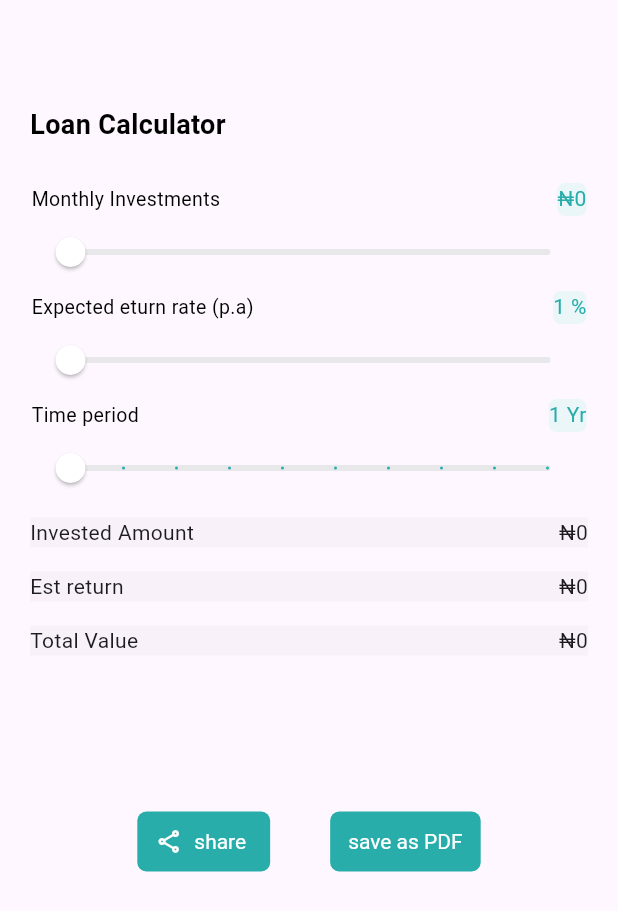
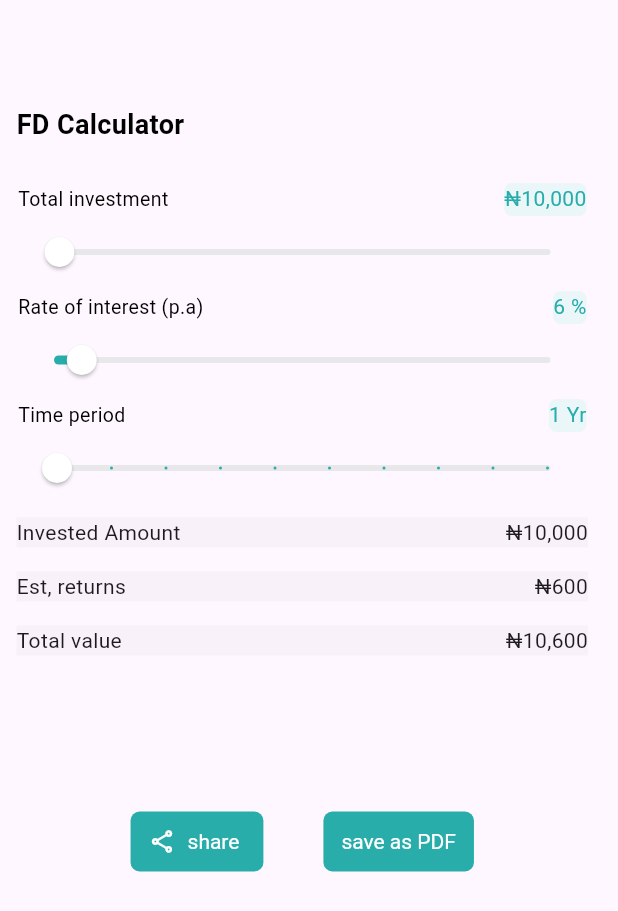
Before and after one commit to AYOPELUMI/multi_calculator_App, a Flutter app: the screen it shows after launch, on a phone screen of 412 x 824 dp. Shown: the top 911 px of the screen. Run offline on Flutter 3.47's test engine with Material 3 defaults, Android fonts, the phone set to English and light mode, and no system bars; our stand-ins replace get.

Commit message:
added swp and fd calculators

```diff
--- a/lib/Bindings/bindings.dart
+++ b/lib/Bindings/bindings.dart
@@ -1,7 +1,10 @@
 import 'package:get/get.dart';
 
 import '../Controllers/emicontroller.dart';
+import '../Controllers/fdcontroller.dart';
 import '../Controllers/sipcontroller.dart';
+import '../Controllers/swpcontroller.dart';
+
 
 
 class MyBindings implements Bindings {
@@ -9,6 +12,8 @@ class MyBindings implements Bindings {
   void dependencies() {
     Get.lazyPut(() => EmiController());
     Get.lazyPut(() => SipController());
+    Get.lazyPut(() => SwpController());
+    Get.lazyPut(() => FdController());
   }
 
 }
--- /dev/null
+++ b/lib/Controllers/fdcontroller.dart
@@ -0,0 +1,39 @@
+import 'dart:math';
+
+import 'package:get/get.dart';
+
+class FdController extends GetxController {
+  // Observables to hold input values
+  var principal = 10000.0.obs; // Principal amount
+  var rate = 6.0.obs; // Annual interest rate in percentage
+  var tenure = 1.0.obs; // Tenure in years
+  var maturity = 0.0.obs; // Maturity amount after interest
+
+void principalOnChanged(newValue){
+  principal.value = newValue.toDouble();
+  update();
+}
+
+void tenureOnChanged(newValue){
+  tenure.value = newValue;
+  update();
+}
+void rateOnChanged(newValue){
+  rate.value = newValue;
+  update();
+}
+  // Method to calculate the maturity amount of FD
+  double getFD() {
+    double annualRate = rate.value / 100;
+
+    // Compound interest formula: A = P * (1 + r/n)^(nt)
+    // For FD, interest is compounded yearly, so n = 1
+    double amount = principal.value * pow(1 + annualRate, tenure.value) - principal.value;
+
+   return maturity.value = amount;
+  }
+
+  double getTotalAmount(){
+    return maturity.value + principal.value;
+  }
+}
--- a/lib/Controllers/swpcontroller.dart
+++ b/lib/Controllers/swpcontroller.dart
@@ -0,0 +1,49 @@
+import 'package:get/get.dart';
+
+class SwpController extends GetxController {
+  // Observables for input values
+  var principal = 10000.0.obs; // Initial investment amount
+  var monthlyWithdrawal = 1000.0.obs; // Monthly withdrawal amount
+  var rate = 1.0.obs; // Annual interest rate in percentage
+  var tenure = 1.0.obs; // Number of months for the calculation
+  var remainingAmount = 0.0.obs; // Remaining amount after withdrawals
+
+
+  void principalOnChanged(newValue){
+  principal.value = newValue.toDouble();
+  update();
+}
+
+void tenureOnChanged(newValue){
+  tenure.value = newValue;
+  update();
+}
+void rateOnChanged(newValue){
+  rate.value = newValue;
+  update();
+}
+void monthlyWithdrawalOnChanged(newValue){
+  monthlyWithdrawal.value = newValue;
+  update();
+}
+  // Method to calculate the remaining amount after withdrawals
+  double getSwp() {
+    double investment = principal.value;
+    double monthlyWithdrawalAmount = monthlyWithdrawal.value;
+    double monthlyInterestRate = rate.value / 100 / 12;
+    double months = tenure.value* 12;
+
+    // Calculate remaining amount after withdrawals
+    double futureValue = investment;
+
+    for (int i = 0; i < months; i++) {
+      futureValue = futureValue * (1 + monthlyInterestRate) - monthlyWithdrawalAmount;
+    }
+
+    return remainingAmount.value = futureValue; // Ensure no negative values
+  }
+
+  double totalWithdrawal (){
+    return monthlyWithdrawal.value * tenure.value* 12;
+  }
+}
--- a/lib/Routes/routes.dart
+++ b/lib/Routes/routes.dart
@@ -1,3 +1,7 @@
 class Routes{
   static const EmiScreenRoute = "/emi_screen";
+  static const SipScreenRoute = "/sip_screen";
+  static const SwpScreenRoute = "/swp_screen";
+  static const FdScreenRoute = "/fd_screen";
+
 }
--- /dev/null
+++ b/lib/Screens/fdscreen.dart
@@ -0,0 +1,105 @@
+// ignore_for_file: prefer_const_constructors, prefer_const_literals_to_create_immutables
+
+import 'package:calculators/Controllers/fdcontroller.dart';
+import 'package:calculators/widgets/customSlider.dart';
+import 'package:flutter/material.dart';
+import 'package:get/get.dart';
+
+import '../utils/constatnts/fdconstant.dart';
+import '../widgets/loanDetails.dart';
+
+class FdScreen extends StatelessWidget {
+  FdScreen({super.key});
+  final FdController controller = Get.put(FdController());
+
+
+  @override
+  Widget build(BuildContext context) {
+    return GetBuilder<FdController>(
+          builder: (controller) => Scaffold(
+      body:Container(
+        padding: EdgeInsets.only(top:70, left: 11, right:20),
+       child:Column(
+          crossAxisAlignment: CrossAxisAlignment.start,
+        children: [
+          Text("FD Calculator", style: TextStyle(
+            fontSize:18,
+            fontWeight: FontWeight.bold,
+            color: Colors.black
+          )),
+          SizedBox(height: 25,),
+          Customslider(
+            controller : controller.principal.value,
+            onChange: controller.principalOnChanged,
+            minValue: FdConstant.minPrincipal,
+            maxValue: FdConstant.maxPrincipal,
+            division: FdConstant.divisionPrincipal,
+            description: FdConstant.descPrincipal,
+            symbol: "",),
+          Customslider(
+            controller : controller.rate.value,
+            onChange : controller.rateOnChanged,
+            minValue: FdConstant.minRate,
+            maxValue: FdConstant.maxRate,
+            division: FdConstant.divisionRate,
+            description: FdConstant.descRate,
+            symbol: "%",),
+          Customslider(
+            controller : controller.tenure.value,
+             onChange: controller.tenureOnChanged,
+            minValue: FdConstant.minTenure,
+            maxValue: FdConstant.maxTenure,
+            division: FdConstant.divisionTenure,
+            description: FdConstant.descTenure,
+            symbol: "Yr",),
+         Container(
+          height:180,
+           margin: EdgeInsets.only(bottom: 20),
+          child: LoanDetails(
+            items:[
+              [
+                "Invested Amount", controller.principal.value,
+              ],
+              [
+            "Est, returns",controller.getFD(),
+              ],
+              [
+                "Total value", controller.getTotalAmount(),
+              ]]
+          )
+         ) ,
+
+          Row(
+            mainAxisAlignment: MainAxisAlignment.center,
+            children:[
+              TextButton.icon(
+                style: TextButton.styleFrom(
+                  textStyle: TextStyle(color:Colors.white ),
+                  backgroundColor: Color(0xFF28ADAB),
+                  shape:RoundedRectangleBorder(
+                    borderRadius: BorderRadius.circular(6.0),
+                  ),
+                ),
+                onPressed: () => {},
+                icon: Icon(Icons.share_outlined,color:Colors.white),
+                label: Text('share',style: TextStyle(color:Colors.white)),
+              ),
+              SizedBox(width:40),
+              TextButton(
+                style: TextButton.styleFrom(
+                  textStyle: TextStyle(color: Colors.white),
+                  backgroundColor: Color(0xFF28ADAB),
+                  shape:RoundedRectangleBorder(
+                    borderRadius: BorderRadius.circular(6.0),
+                  ),
+                ),
+                onPressed: () => {},
+                child: Text('save as PDF',style: TextStyle(color: Colors.white),),
+              ),
+            ]
+          )
+        ],
+      ))
+    ));
+  }
+}
--- a/lib/app.dart
+++ b/lib/app.dart
@@ -1,4 +1,4 @@
-import 'package:calculators/Screens/sipscreen.dart';
+import 'package:calculators/Screens/fdscreen.dart';
 import 'package:flutter/material.dart';
 import 'package:get/get.dart';
 
@@ -23,7 +23,7 @@ class MyApp extends StatelessWidget {
         colorScheme: ColorScheme.fromSeed(seedColor: Colors.deepPurple),
         useMaterial3: true,
       ),
-      home:  SipScreen(),
+      home:  FdScreen(),
     );
   }
 }
--- /dev/null
+++ b/lib/utils/constatnts/fdconstant.dart
@@ -0,0 +1,16 @@
+class FdConstant{
+    static const double minRate = 1;
+  static const double maxRate = 100;
+  static const int divisionRate = 10;
+  static const String descRate = "Rate of interest (p.a)";
+
+  static const double minPrincipal = 5000;
+  static const double maxPrincipal = 1000000;
+  static const int divisionPrincipal = 10000;
+  static const String descPrincipal = "Total investment";
+
+  static const double minTenure = 1;
+  static const double maxTenure = 10;
+  static const int divisionTenure = 1;
+  static const String descTenure = "Time period";
+}
```
Also changed, not shown: lib/Screens/swpscreen.dart (added, +113 -0 lines), lib/utils/constatnts/swpconstant.dart (added, +21 -0 lines).
